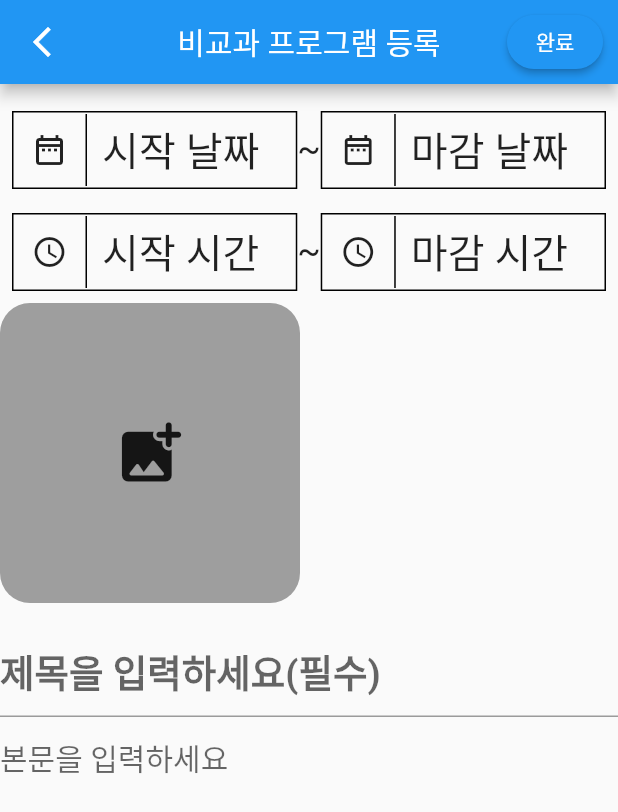
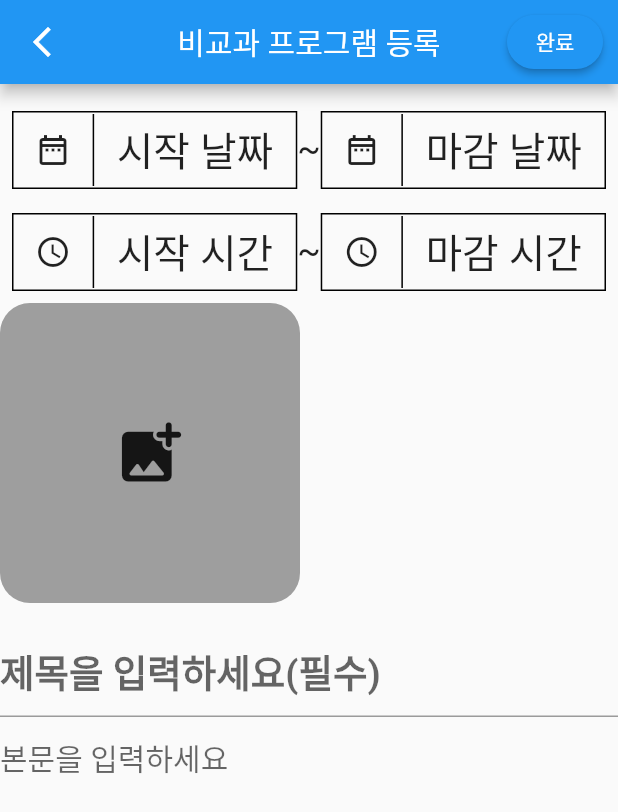
Before and after one commit to KMUCapstoneProject/FrontEnd, a Flutter app: the registration_page screen opened directly, on a phone screen of 412 x 824 dp. Shown: the top 812 px of the screen. Run offline on Flutter 3.47's test engine with Material 2 defaults, Android fonts, the light colour scheme and no system bars; our stand-ins replace carousel_slider, geolocator, get, google_maps_flutter, image_picker, photo_view; missing offline and left inert: custom_info_window.

Commit message:
1차 커밋 테스트

```diff
--- a/lib/drawer/drawer_page.dart
+++ b/lib/drawer/drawer_page.dart
@@ -1,5 +1,6 @@
 import 'package:flutter/material.dart';
 import 'package:get/get.dart';
+import 'package:project_2/registration_page.dart';
 import '../login_page.dart';
 
 class drawer_page extends StatefulWidget {
@@ -24,7 +25,9 @@ class _drawer_pageState extends State<drawer_page> {
               color: Colors.grey[850],
             ),
             title: change_test == 1 ? Text("행사 신청서") : Text("data"),
-            onTap: () {},
+            onTap: () {
+              Get.to(registration_page());
+            },
           ),
           ListTile(
             leading: Icon(
--- a/lib/registration_page.dart
+++ b/lib/registration_page.dart
@@ -1,6 +1,7 @@
 import 'package:flutter/material.dart';
 import 'package:image_picker/image_picker.dart';
 import 'dart:io';
+import 'package:get/get.dart';
 
 class registration_page extends StatefulWidget {
   const registration_page({super.key});
@@ -98,9 +99,13 @@ class _registration_pageState extends State<registration_page> {
   }
 
   // 앱바에 완료버튼을 누르면 이제 내용을 서버에 전송
-  upload() async {}
+  upload() async {
+
+  }
   // 앱바에 아이콘을 누르면 비교과프로그램 등록 이전 화면으로 이동
-  backScrean() async {}
+  backScrean() async {
+    Get.back();
+  }
 
   @override
   Widget build(BuildContext context) {
@@ -110,7 +115,7 @@ class _registration_pageState extends State<registration_page> {
         title: const Text('비교과 프로그램 등록'),
         // 앱바의 왼쪽
         leading: IconButton(
-          onPressed: upload,
+          onPressed: backScrean,
           icon: const Icon(Icons.arrow_back_ios_new),
         ),
         // 앱바의 오른쪽
@@ -122,7 +127,7 @@ class _registration_pageState extends State<registration_page> {
                 shape: MaterialStateProperty.all(RoundedRectangleBorder(
                     borderRadius: BorderRadius.circular(18))),
               ),
-              onPressed: backScrean,
+              onPressed: upload,
               child: const Text('완료'),
             ),
           ),
@@ -147,7 +152,9 @@ class _registration_pageState extends State<registration_page> {
                       decoration: BoxDecoration(border: Border.all(width: 1)),
                       child: Row(
                         children: [
-                          Container(
+                          Expanded(
+                            flex: 10,
+                            child: Container(
                               decoration: const BoxDecoration(
                                   border: Border(right: BorderSide(width: 1))),
                               child: IconButton(
@@ -155,9 +162,12 @@ class _registration_pageState extends State<registration_page> {
                                 icon: const Icon(Icons.date_range_outlined),
                               ),
                             ),
-                          Container(
+                          ),
+                          Expanded(
+                            flex: 25,
+                            child: Container(
                               padding: const EdgeInsets.only(
-                              left: 10,
+                                  left: 15,right: 15
                               ),
                               child: SizedBox(
                                 width: 105,
@@ -166,6 +176,7 @@ class _registration_pageState extends State<registration_page> {
                                   fit: BoxFit.contain,
                                   child: Text(
                                     startDate,
+                                  ),
                                 ),
                               ),
                             ),
@@ -185,7 +196,9 @@ class _registration_pageState extends State<registration_page> {
                       decoration: BoxDecoration(border: Border.all(width: 1)),
                       child: Row(
                         children: [
-                          Container(
+                          Expanded(
+                            flex: 10,
+                            child: Container(
                               decoration: const BoxDecoration(
                                   border: Border(right: BorderSide(width: 1))),
                               child: IconButton(
@@ -193,9 +206,12 @@ class _registration_pageState extends State<registration_page> {
                                 icon: const Icon(Icons.date_range_outlined),
                               ),
                             ),
-                          Container(
+                          ),
+                          Expanded(
+                            flex: 25,
+                            child: Container(
                               padding: const EdgeInsets.only(
-                              left: 10,
+                                  left: 15,right: 15
                               ),
                               child: SizedBox(
                                 width: 105,
@@ -204,6 +220,7 @@ class _registration_pageState extends State<registration_page> {
                                   fit: BoxFit.contain,
                                   child: Text(
                                     endDate,
+                                  ),
                                 ),
                               ),
                             ),
@@ -227,7 +244,9 @@ class _registration_pageState extends State<registration_page> {
                       decoration: BoxDecoration(border: Border.all(width: 1)),
                       child: Row(
                         children: [
-                          Container(
+                          Expanded(
+                            flex: 10,
+                            child: Container(
                               decoration: const BoxDecoration(
                                   border: Border(right: BorderSide(width: 1))),
                               child: IconButton(
@@ -235,9 +254,12 @@ class _registration_pageState extends State<registration_page> {
                                 icon: const Icon(Icons.access_time_sharp),
                               ),
                             ),
-                          Container(
+                          ),
+                          Expanded(
+                            flex: 25,
+                            child: Container(
                               padding: const EdgeInsets.only(
-                              left: 10,
+                                  left: 15,right: 15
                               ),
                               child: SizedBox(
                                 width: 105,
@@ -246,6 +268,7 @@ class _registration_pageState extends State<registration_page> {
                                   fit: BoxFit.contain,
                                   child: Text(
                                     startTime,
+                                  ),
                                 ),
                               ),
                             ),
@@ -265,7 +288,9 @@ class _registration_pageState extends State<registration_page> {
                       decoration: BoxDecoration(border: Border.all(width: 1)),
                       child: Row(
                         children: [
-                          Container(
+                          Expanded(
+                            flex: 10,
+                            child: Container(
                               decoration: const BoxDecoration(
                                   border: Border(right: BorderSide(width: 1))),
                               child: IconButton(
@@ -273,9 +298,12 @@ class _registration_pageState extends State<registration_page> {
                                 icon: const Icon(Icons.access_time_sharp),
                               ),
                             ),
-                          Container(
+                          ),
+                          Expanded(
+                            flex: 25,
+                            child: Container(
                               padding: const EdgeInsets.only(
-                              left: 10,
+                                  left: 15,right: 15
                               ),
                               child: SizedBox(
                                 width: 105,
@@ -284,6 +312,7 @@ class _registration_pageState extends State<registration_page> {
                                   fit: BoxFit.contain,
                                   child: Text(
                                     endTime,
+                                  ),
                                 ),
                               ),
                             ),
```
Also changed, not shown: 5 other files. Lines whose indentation alone changed are shown as unchanged.
